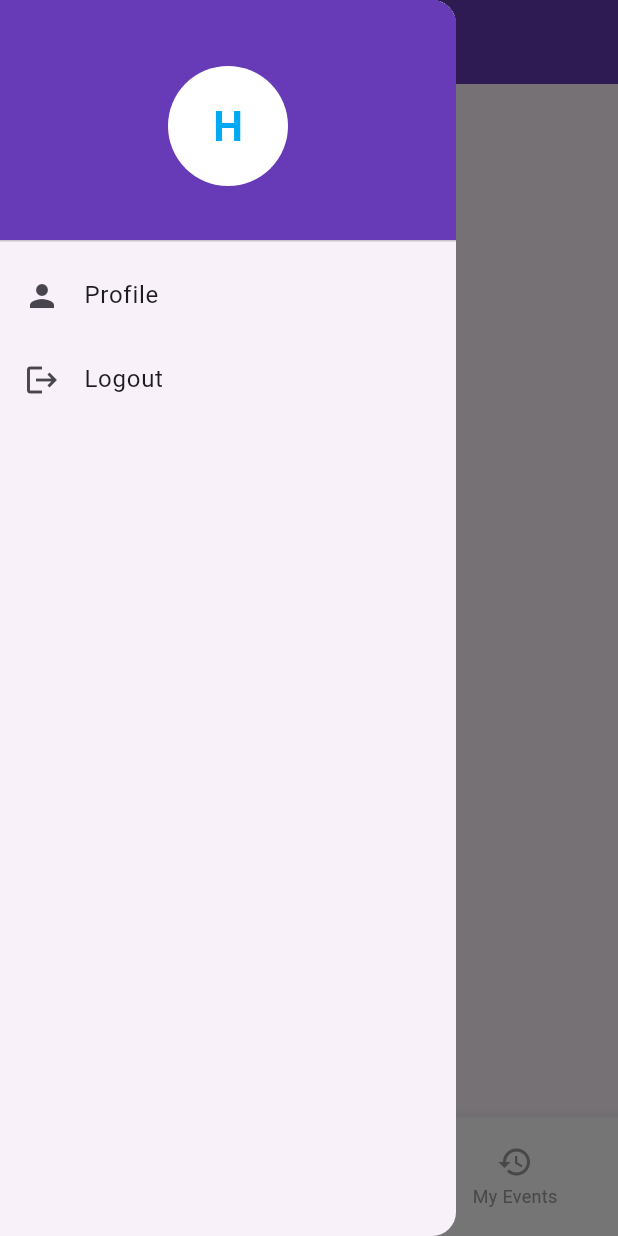
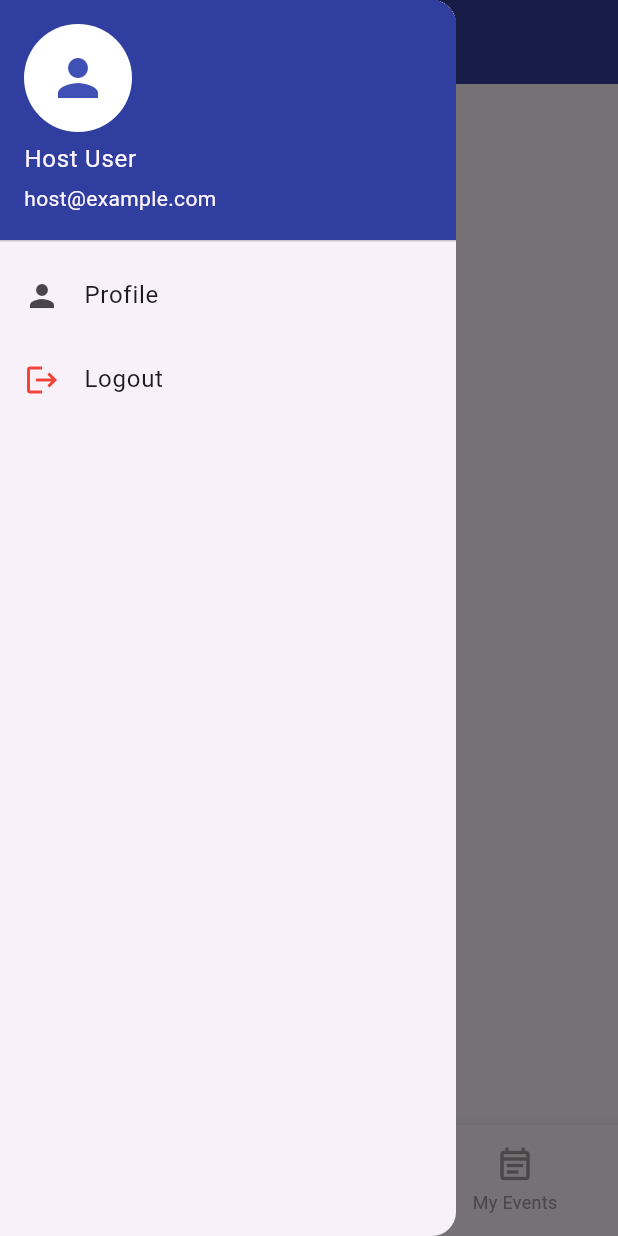
Before and after one commit to ShreekrishnaHegde/EventZone_Frontend, a Flutter app: the HostHomeView screen opened directly, with the side drawer open, on a phone screen of 412 x 824 dp. Run offline on Flutter 3.47's test engine with Material 3 defaults, Android fonts, the phone set to English and light mode, and no system bars; our stand-ins replace flutter_dotenv, flutter_secure_storage, image_picker; accounts and stored records are empty.

Commit message:
added event list screen

```diff
--- a/lib/models/event_model.dart
+++ b/lib/models/event_model.dart
@@ -8,7 +8,7 @@ class Event {
   DateTime date;
   String? location;
   String? time;
-  String? imageUrl;
+  String? eventImageUrl;
 
   Event({
     this.id,
@@ -17,7 +17,7 @@ class Event {
     required this.date,
     this.location,
     this.time,
-    this.imageUrl,
+    this.eventImageUrl,
     this.publicId
   });
 
@@ -29,7 +29,7 @@ class Event {
       date: DateTime.parse(json['date']),
       location: json['location'],
       time: json['time'],
-      imageUrl: json['imageUrl'],
+      eventImageUrl: json['eventImageUrl'],
       publicId: json['publicId'] ?? '',
     );
   }
--- a/lib/views/host/host_home_view.dart
+++ b/lib/views/host/host_home_view.dart
@@ -1,6 +1,6 @@
 import 'package:eventzone_frontend/service/auth_service/auth_service.dart';
+import 'package:eventzone_frontend/views/host/my_events_screen.dart';
 import 'package:flutter/material.dart';
-
 import '../../service/auth_service/auth_gate.dart';
 import 'add_event_screen.dart';
 import 'host_profile_screen.dart';
@@ -14,119 +14,123 @@ class HostHomeView extends StatefulWidget {
 
 class _HostHomeViewState extends State<HostHomeView> {
   final _authService = AuthService();
+  int _selectedIndex = 0;
 
-  void _logout(BuildContext context) async {
+  void _logout() {
     _authService.logout();
+    Navigator.pushReplacement(
+      context,
+      MaterialPageRoute(builder: (_) =>  AuthGate()),
+    );
   }
 
-  int _selectedIndex = 0;
   void _onItemTapped(int index) {
     if (index == 1) {
-      // Add Event button tapped
-      _navigateToAddEventScreen();
-    } else {
-      setState(() {
-        _selectedIndex = index;
-      });
+      Navigator.push(
+        context,
+        MaterialPageRoute(builder: (_) => const AddEventScreen()),
+      );
+    }
+    else {
+      setState(() => _selectedIndex = index);
     }
   }
 
-  void _navigateToAddEventScreen() {
-    Navigator.push(
-      context,
-      MaterialPageRoute(builder: (context) => const AddEventScreen()),
-    );
+  Widget _buildBody() {
+    switch (_selectedIndex) {
+      case 0:
+        return const Center(child: Text("Welcome to Host Dashboard"));
+      case 2:
+        return const MyEventsScreen();
+      default:
+        return const SizedBox.shrink();
+    }
   }
 
   @override
   Widget build(BuildContext context) {
     return Scaffold(
       appBar: AppBar(
-        title: const Text("Host Home"),
-        backgroundColor: Colors.deepPurple,
+        title: const Text("EventZone Host"),
+        backgroundColor: Colors.indigo.shade700,
+        centerTitle: true,
+        elevation: 2,
       ),
       drawer: Drawer(
         child: Column(
           children: [
-            DrawerHeader(
-              decoration: const BoxDecoration(
-                color: Colors.deepPurple,
+            UserAccountsDrawerHeader(
+              decoration: BoxDecoration(color: Colors.indigo.shade700),
+              currentAccountPicture: const CircleAvatar(
+                backgroundColor: Colors.white,
+                child: Icon(Icons.person, size: 40, color: Colors.indigo),
               ),
-              child: Row(
-                mainAxisAlignment: MainAxisAlignment.center,
-                children: [
-                  CircleAvatar(
-                    radius: 40,
-                    backgroundColor: Colors.white,
-                    child: Text(
-                      'H',
-                      style: const TextStyle(
-                        fontWeight: FontWeight.bold,
-                        fontSize: 28,
-                        color: Colors.lightBlue,
-                      ),
-                    ),
-                  ),
-                ],
-              ),
+              accountName: const Text("Host User"),
+              accountEmail: const Text("host@example.com"),
             ),
             ListTile(
               leading: const Icon(Icons.person),
               title: const Text("Profile"),
               onTap: () {
-                Navigator.pop(context); // Close drawer
+                Navigator.pop(context);
                 Navigator.push(
                   context,
-                  MaterialPageRoute(builder: (context) => const HostProfileScreen()),
+                  MaterialPageRoute(builder: (_) => const HostProfileScreen()),
                 );
               },
             ),
             ListTile(
-              leading: const Icon(Icons.logout),
+              leading: const Icon(Icons.logout, color: Colors.red),
               title: const Text("Logout"),
-              onTap: (){
-                _logout(context);
-                Navigator.push(context, MaterialPageRoute(builder: (context) => AuthGate()));
-                },
+              onTap: _logout,
             ),
           ],
         ),
       ),
-      body: Center(
-        child: Text("Host screen index: $_selectedIndex"),
-      ),
+      body: _buildBody(),
       bottomNavigationBar: BottomNavigationBar(
-        currentIndex: _selectedIndex == 1 ? 0 : _selectedIndex, // don't highlight center button
+        currentIndex: _selectedIndex,
         onTap: _onItemTapped,
-        backgroundColor: Colors.white,
         selectedItemColor: Colors.indigo,
-        unselectedItemColor: Colors.grey,
+        unselectedItemColor: Colors.grey.shade500,
+        showUnselectedLabels: true,
+        type: BottomNavigationBarType.fixed,
         items: [
-          const BottomNavigationBarItem(
-            icon: Icon(Icons.home),
-            label: 'Home',
+          BottomNavigationBarItem(
+            icon: Icon(
+              _selectedIndex == 0 ? Icons.home_rounded : Icons.home_outlined,
+              size: _selectedIndex == 0 ? 30 : 26,
+            ),
+            label: "Home",
           ),
           BottomNavigationBarItem(
             icon: Container(
-              padding: const EdgeInsets.all(8),
+              padding: const EdgeInsets.all(6),
               decoration: BoxDecoration(
-                color: Colors.indigo,
                 shape: BoxShape.circle,
+                gradient: const LinearGradient(
+                  colors: [Color(0xFF3F51B5), Color(0xFF1A237E)], // Indigo gradient
+                  begin: Alignment.topLeft,
+                  end: Alignment.bottomRight,
+                ),
               ),
               child: const Icon(
-                Icons.add,
+                Icons.add_rounded,
+                size: 28,
                 color: Colors.white,
-                size: 28,
               ),
             ),
-            label: '', // No label for center button
+            label: "Add",
           ),
-          const BottomNavigationBarItem(
-            icon: Icon(Icons.history),
-            label: 'My Events',
+          BottomNavigationBarItem(
+            icon: Icon(
+              _selectedIndex == 2 ? Icons.event_note_rounded : Icons.event_note_outlined,
+              size: _selectedIndex == 2 ? 30 : 26,
+            ),
+            label: "My Events",
           ),
         ],
-      ),
+      )
     );
   }
 }
```
Also changed, not shown: lib/service/host_service/host_event_service.dart (+9 -1 lines), lib/views/host/events_details_screen.dart (added, +19 -0 lines), lib/views/host/my_events_screen.dart (added, +160 -0 lines).
